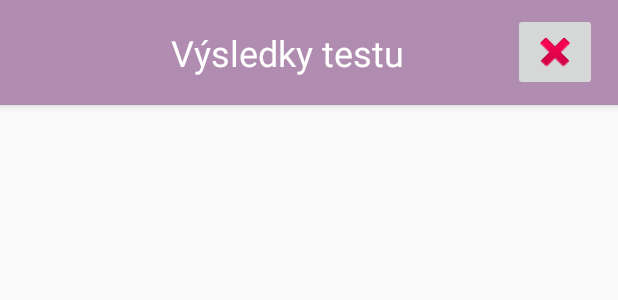
After one commit to xbohov01/FIT2018_19-ITU, an Android app: the layout activity_test_results.xml on its own in the app's theme, with its tools: preview values and no code run, on a phone screen of 412 x 824 dp. The commit adds this screen. Shown: the top 300 px of the screen. Run offline under Robolectric (Android 15) with nearby library versions, the light colour scheme and no system bars.

```diff
--- /dev/null
+++ b/app/src/main/res/layout/activity_test_results.xml
@@ -0,0 +1,65 @@
+<?xml version="1.0" encoding="utf-8"?>
+<android.support.constraint.ConstraintLayout xmlns:android="http://schemas.android.com/apk/res/android"
+    xmlns:app="http://schemas.android.com/apk/res-auto"
+    xmlns:tools="http://schemas.android.com/tools"
+    android:layout_width="match_parent"
+    android:layout_height="match_parent"
+    tools:context=".RandomTestActivity">
+
+    <android.support.v7.widget.Toolbar
+        android:id="@+id/randomTestToolbar"
+        android:layout_width="0dp"
+        android:layout_height="70dp"
+        android:background="@color/colorAccent"
+        android:elevation="4dp"
+        android:theme="@style/ThemeOverlay.AppCompat.ActionBar"
+        app:layout_constraintEnd_toEndOf="parent"
+        app:layout_constraintHorizontal_bias="1.0"
+        app:layout_constraintStart_toStartOf="parent"
+        app:layout_constraintTop_toTopOf="parent"
+        app:popupTheme="@style/ThemeOverlay.AppCompat.Light">
+
+        <android.support.constraint.ConstraintLayout
+            android:layout_width="match_parent"
+            android:layout_height="wrap_content">
+
+            <TextView
+                android:id="@+id/name_vys"
+                android:layout_width="wrap_content"
+                android:layout_height="wrap_content"
+                android:layout_marginStart="8dp"
+                android:layout_marginEnd="8dp"
+                android:layout_marginBottom="8dp"
+                android:text="Výsledky testu"
+                android:textAlignment="center"
+                android:textColor="@color/text_white"
+                android:textSize="24sp"
+                app:layout_constraintBottom_toBottomOf="parent"
+                app:layout_constraintEnd_toEndOf="parent"
+                app:layout_constraintHorizontal_bias="0.4"
+                app:layout_constraintStart_toStartOf="parent"
+                app:layout_constraintTop_toTopOf="parent"
+                app:layout_constraintVertical_bias="0.65999997" />
+
+            <ImageButton
+                android:id="@+id/imageButton"
+                android:layout_width="wrap_content"
+                android:layout_height="wrap_content"
+                android:layout_marginStart="8dp"
+                android:layout_marginTop="8dp"
+                android:layout_marginEnd="8dp"
+                android:layout_marginBottom="8dp"
+                android:onClick="endTest"
+                app:layout_constraintBottom_toBottomOf="parent"
+                app:layout_constraintEnd_toEndOf="parent"
+                app:layout_constraintHorizontal_bias="0.919"
+                app:layout_constraintStart_toEndOf="@+id/name_vys"
+                app:layout_constraintTop_toTopOf="parent"
+                app:layout_constraintVertical_bias="0.0"
+                app:srcCompat="@android:drawable/ic_delete" />
+        </android.support.constraint.ConstraintLayout>
+
+
+    </android.support.v7.widget.Toolbar>
+
+</android.support.constraint.ConstraintLayout>
```
Also changed, not shown: app/src/main/java/team7/itu2018/RandomTestActivity.java (+16 -11 lines), app/src/main/java/team7/itu2018/TestResultsActivity.java (added, +27 -0 lines), app/src/main/res/layout/activity_random_test.xml (+17 -3 lines).
